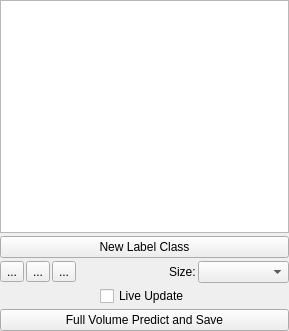
First picture: the form in ilastik/applets/pixelClassification/labelingDrawer.ui, repository ilastik/ilastik, before the edit.
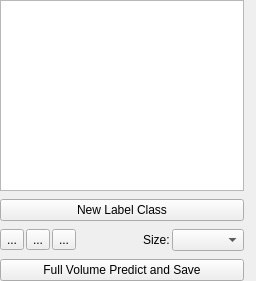
Second picture: the form after the edit. Custom widgets are drawn as their Qt base class.

Commit message: PixelClassification: "Live Update" control is now located in the viewer control area as play/pause buttons.

The edit to the form file:
```diff
--- a/ilastik/applets/pixelClassification/labelingDrawer.ui
+++ b/ilastik/applets/pixelClassification/labelingDrawer.ui
@@ -6,8 +6,8 @@
    <rect>
     <x>0</x>
     <y>0</y>
-    <width>289</width>
-    <height>331</height>
+    <width>256</width>
+    <height>281</height>
    </rect>
   </property>
   <property name="sizePolicy">
@@ -31,18 +31,23 @@
   <property name="windowTitle">
    <string>Form</string>
   </property>
-  <widget class="QWidget" name="verticalLayoutWidget">
-   <property name="geometry">
-    <rect>
-     <x>0</x>
-     <y>0</y>
-     <width>289</width>
-     <height>331</height>
-    </rect>
+  <layout class="QHBoxLayout" name="horizontalLayout_2">
+   <property name="leftMargin">
+    <number>0</number>
    </property>
+   <property name="topMargin">
+    <number>0</number>
+   </property>
+   <property name="rightMargin">
+    <number>12</number>
+   </property>
+   <property name="bottomMargin">
+    <number>0</number>
+   </property>
+   <item>
    <layout class="QVBoxLayout" name="verticalLayout">
     <property name="spacing">
-     <number>3</number>
+      <number>8</number>
     </property>
     <item>
      <widget class="LabelListView" name="labelListView">
@@ -65,7 +70,7 @@
      </widget>
     </item>
     <item>
-     <layout class="QHBoxLayout" name="horizontalLayout" stretch="0,0,1,0,0,0">
+      <layout class="QHBoxLayout" name="horizontalLayout">
       <property name="spacing">
        <number>2</number>
       </property>
@@ -131,26 +136,6 @@
       </item>
      </layout>
     </item>
-    <item>
-     <layout class="QHBoxLayout" name="horizontalLayout_3">
-      <item>
-       <widget class="QCheckBox" name="checkInteractive">
-        <property name="enabled">
-         <bool>true</bool>
-        </property>
-        <property name="sizePolicy">
-         <sizepolicy hsizetype="Maximum" vsizetype="Fixed">
-          <horstretch>0</horstretch>
-          <verstretch>0</verstretch>
-         </sizepolicy>
-        </property>
-        <property name="text">
-         <string>Live Update</string>
-        </property>
-       </widget>
-      </item>
-     </layout>
-    </item>
     <item>
      <widget class="QPushButton" name="savePredictionsButton">
       <property name="toolTip">
@@ -162,7 +147,8 @@
      </widget>
     </item>
    </layout>
-  </widget>
+   </item>
+  </layout>
  </widget>
  <customwidgets>
   <customwidget>
```
Lines whose indentation alone changed are shown as unchanged. The commit also changes 2 other files.
